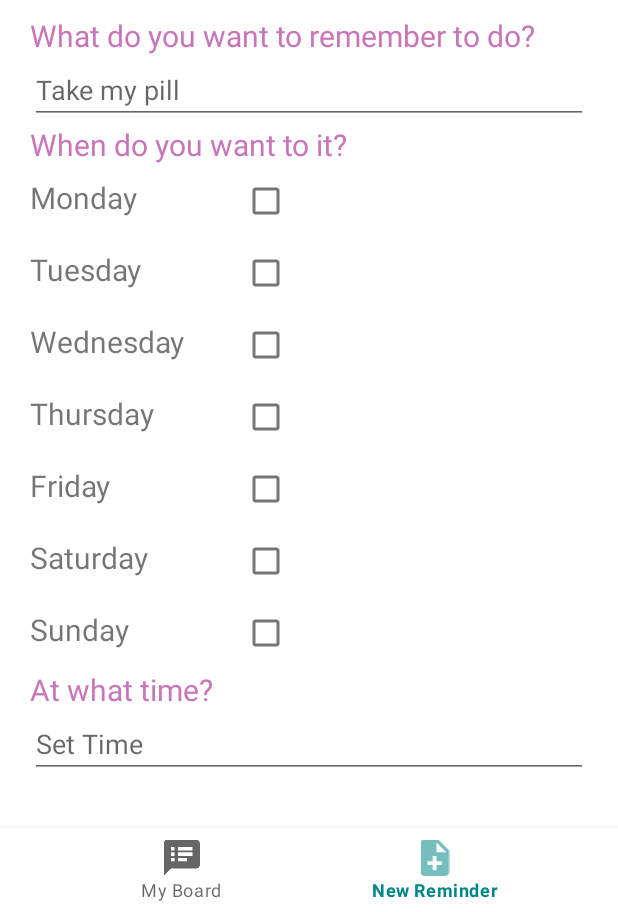
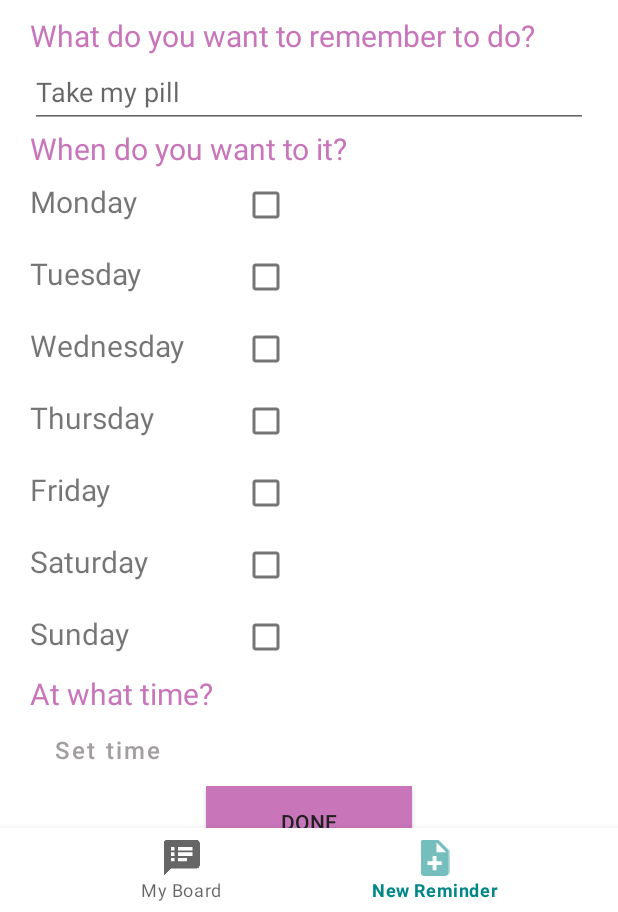
Before and after one commit to thinkaboutj/Practica8_Digimind_JM, an Android app: the screen it shows after launch (MainActivity), item 2 of the bottom bar chosen, on a phone screen of 412 x 824 dp, the part 324-1236 px from its top. Run offline under Robolectric (Android 15) with nearby library versions, the phone set to English and light mode, and no system bars; our stand-ins replace navigation-ui.

Commit message:
a ver si ya funciona esto 2

```diff
--- a/app/src/main/java/medina/jesus/mydigimind/MainActivity.kt
+++ b/app/src/main/java/medina/jesus/mydigimind/MainActivity.kt
@@ -10,7 +10,6 @@ import androidx.navigation.ui.setupWithNavController
 import medina.jesus.mydigimind.databinding.ActivityMainBinding
 
 class MainActivity : AppCompatActivity() {
-
     private lateinit var binding: ActivityMainBinding
 
     override fun onCreate(savedInstanceState: Bundle?) {
--- a/app/src/main/java/medina/jesus/mydigimind/Recordatorio.kt
+++ b/app/src/main/java/medina/jesus/mydigimind/Recordatorio.kt
@@ -2,6 +2,6 @@ package medina.jesus.mydigimind
 
 import java.io.Serializable
 
-data class Recordatorio (var dias: String,
-                         var tiempo: String,
-                         var nombre: String) : Serializable
+data class Recordatorio (var nombre: String,
+                         var dias: ArrayList<String>,
+                         var tiempo: String) : Serializable
--- a/app/src/main/java/medina/jesus/mydigimind/ui/dashboard/DashboardFragment.kt
+++ b/app/src/main/java/medina/jesus/mydigimind/ui/dashboard/DashboardFragment.kt
@@ -1,20 +1,31 @@
 package medina.jesus.mydigimind.ui.dashboard
 
+import android.annotation.SuppressLint
+import android.app.TimePickerDialog
 import android.os.Bundle
 import android.view.LayoutInflater
 import android.view.View
 import android.view.ViewGroup
+import android.widget.Button
+import android.widget.CheckBox
+import android.widget.EditText
 import android.widget.TextView
+import android.widget.Toast
 import androidx.fragment.app.Fragment
 import androidx.lifecycle.Observer
 import androidx.lifecycle.ViewModelProvider
 import medina.jesus.mydigimind.R
-import medina.jesus.mydigimind.databinding.FragmentDashboardBinding
+import medina.jesus.mydigimind.Recordatorio
+import medina.jesus.mydigimind.ui.home.HomeFragment
+import java.text.SimpleDateFormat
+import java.util.Calendar
+
 
 class DashboardFragment : Fragment() {
 
     private lateinit var dashboardViewModel: DashboardViewModel
 
+    @SuppressLint("MissingInflatedId")
     override fun onCreateView(
         inflater: LayoutInflater,
         container: ViewGroup?,
@@ -24,10 +35,57 @@ class DashboardFragment : Fragment() {
             ViewModelProvider(owner = this).get(DashboardViewModel::class.java)
         val root = inflater.inflate(R.layout.fragment_dashboard, container,false)
 
-        dashboardViewModel.text.observe(viewLifecycleOwner, Observer {
+        val btn_time: Button = root.findViewById(R.id.btn_time)
 
+        btn_time.setOnClickListener{
+            val cal = Calendar.getInstance()
+            val timeSetListener = TimePickerDialog.OnTimeSetListener{ timePicker, hour, minute ->
+                cal.set(Calendar.HOUR_OF_DAY, hour)
+                cal.set(Calendar.MINUTE, minute)
 
-        })
+                btn_time.text = SimpleDateFormat("HH:mm").format(cal.time)
+            }
+            TimePickerDialog(root.context, timeSetListener, cal.get(Calendar.HOUR_OF_DAY),
+                cal.get(Calendar.MINUTE), true).show()
+
+        }
+
+        val btn_save = root.findViewById(R.id.btn_save) as Button
+        val et_titulo = root.findViewById(R.id.etTitulo) as EditText
+        val checkMonday = root.findViewById(R.id.checkboxMonday) as CheckBox
+        val checkTuesday = root.findViewById(R.id.checkboxTuesday) as CheckBox
+        val checkWednesday = root.findViewById(R.id.checkboxWednesday) as CheckBox
+        val checkThursday = root.findViewById(R.id.checkboxThursday) as CheckBox
+        val checkFriday = root.findViewById(R.id.checkboxFriday) as CheckBox
+        val checkSaturday = root.findViewById(R.id.checkboxSaturday) as CheckBox
+        val checkSunday = root.findViewById(R.id.checkboxSunday) as CheckBox
+
+        btn_save.setOnClickListener{
+
+            var titulo = et_titulo.text.toString()
+            var tiempo = btn_time.text.toString()
+            var dias = ArrayList<String>()
+
+            if(checkMonday.isChecked)
+                dias.add("Monday")
+            if(checkTuesday.isChecked)
+                dias.add("Tuesday")
+            if(checkWednesday.isChecked)
+                dias.add("Wednesday")
+            if(checkThursday.isChecked)
+                dias.add("Thursday")
+            if(checkFriday.isChecked)
+                dias.add("Friday")
+            if(checkSaturday.isChecked)
+                dias.add("Saturday")
+            if(checkSunday.isChecked)
+                dias.add("Sunday")
+
+            var tarea = Recordatorio(titulo,dias,tiempo)
+
+            HomeFragment.listaRecordatorios.add(tarea)
+            Toast.makeText(root.context, "Nueva tarea añadida",Toast.LENGTH_SHORT).show()
+        }
 
         return root
     }
--- a/app/src/main/java/medina/jesus/mydigimind/ui/home/HomeFragment.kt
+++ b/app/src/main/java/medina/jesus/mydigimind/ui/home/HomeFragment.kt
@@ -17,10 +17,15 @@ import medina.jesus.mydigimind.databinding.FragmentHomeBinding
 
 class HomeFragment : Fragment() {
 
-    private lateinit var gridView: GridView
-    private lateinit var adapter: GridViewAdapter
-    private val listaRecordatorios = mutableListOf<Recordatorio>()
-    private var inicializada = false
+    private var adapter: GridViewAdapter? = null
+
+
+
+    companion object{
+        val listaRecordatorios = ArrayList<Recordatorio>()
+        var first = true
+    }
+
 
     @SuppressLint("MissingInflatedId")
     override fun onCreateView(
@@ -28,19 +33,11 @@ class HomeFragment : Fragment() {
         savedInstanceState: Bundle?
     ): View {
         val root = inflater.inflate(R.layout.fragment_home, container, false)
-        gridView = root.findViewById(R.id.gridViewRecordatorios)
+        val gridView: GridView = root.findViewById(R.id.gridViewRecordatorios)
 
-        if (!inicializada) {
-            listaRecordatorios.add(Recordatorio("Practice", "Everyday", "17:00"))
-            listaRecordatorios.add(Recordatorio("Practice", "Everyday", "17:00"))
-            listaRecordatorios.add(Recordatorio("Practice", "Everyday", "17:00"))
-            listaRecordatorios.add(Recordatorio("Practice", "Everyday", "17:00"))
-            listaRecordatorios.add(Recordatorio("Practice", "Everyday", "17:00"))
-            listaRecordatorios.add(Recordatorio("Practice", "Everyday", "17:00"))
-            listaRecordatorios.add(Recordatorio("Practice", "Everyday", "17:00"))
-            listaRecordatorios.add(Recordatorio("Practice", "Everyday", "17:00"))
-            listaRecordatorios.add(Recordatorio("Practice", "Everyday", "17:00"))
-            inicializada = true
+        if (first){
+            filltareas()
+            first = false
         }
 
         adapter = GridViewAdapter(requireContext(), listaRecordatorios)
@@ -49,33 +46,51 @@ class HomeFragment : Fragment() {
         return root
     }
 
+    fun filltareas(){
+        listaRecordatorios.add(Recordatorio("Practice 1", arrayListOf("Tuesday"), "17:30"))
+        listaRecordatorios.add(Recordatorio("Practice 2", arrayListOf("Monday", "Sunday"), "17:40"))
+        listaRecordatorios.add(Recordatorio("Practice 3", arrayListOf("Wednesday"), "14:00"))
+        listaRecordatorios.add(Recordatorio("Practice 4", arrayListOf("Saturday"), "11:00"))
+        listaRecordatorios.add(Recordatorio("Practice 5", arrayListOf("Friday"), "13:00"))
+        listaRecordatorios.add(Recordatorio("Practice 6", arrayListOf("Thursday"), "10:40"))
+        listaRecordatorios.add(Recordatorio("Practice 7", arrayListOf("Monday"), "12:00"))
 
-    private class GridViewAdapter(private val context: Context, private val listaRecordatorios: List<Recordatorio>) : BaseAdapter() {
+    }
 
-        override fun getCount(): Int{
-            return listaRecordatorios.size
+    private class GridViewAdapter() : BaseAdapter() {
+        var listaTareas = ArrayList<Recordatorio>()
+        var context: Context? = null
+
+        constructor(contexto: Context, tareas: ArrayList<Recordatorio>) : this() {
+            this.context = contexto
+            this.listaTareas = tareas
         }
 
-        override fun getItem(position: Int): Any {
-            return listaRecordatorios[position]
+
+        override fun getCount(): Int {
+            return listaTareas.size
         }
 
-        override fun getItemId(position: Int): Long {
-            return position.toLong()
+        override fun getItem(p0: Int): Any {
+            return listaTareas[p0]
         }
 
-        override fun getView(position: Int, convertView: View?, parent: ViewGroup): View {
-            val recordatorio = listaRecordatorios[position]
-            val inflater = LayoutInflater.from(context)
-            val vista = convertView ?: inflater.inflate(R.layout.recordatorio, parent, false)
+        override fun getItemId(p0: Int): Long {
+            return p0.toLong()
+        }
 
-            val txtNombre: TextView = vista.findViewById(R.id.txtNombreRecordatorio)
-            val txtDias: TextView = vista.findViewById(R.id.txtDiasRecordatorio)
-            val txtTiempo: TextView = vista.findViewById(R.id.txtTiempoRecordatorio)
+        override fun getView(p0: Int, p1: View?, p2: ViewGroup?): View {
+            var tarea = listaTareas[p0]
+            var inflador = LayoutInflater.from(this.context)
+            var vista = inflador.inflate(R.layout.recordatorio, null)
 
-            txtNombre.text = recordatorio.nombre
-            txtDias.text = recordatorio.dias
-            txtTiempo.text = recordatorio.tiempo
+            val nombre: TextView = vista.findViewById(R.id.tvNombreRecordatorio)
+            val tiempo: TextView = vista.findViewById(R.id.tvTiempoRecordatorio)
+            val dias: TextView = vista.findViewById(R.id.tvDiasRecordatorio)
+
+            nombre.setText(tarea.nombre)
+            tiempo.setText(tarea.tiempo)
+            dias.setText(tarea.dias.toString())
 
             return vista
         }
--- a/app/src/main/res/layout/fragment_dashboard.xml
+++ b/app/src/main/res/layout/fragment_dashboard.xml
@@ -7,6 +7,15 @@
     android:orientation="vertical"
     android:paddingHorizontal="20dp"
     tools:context=".ui.dashboard.DashboardFragment">
+
+    <ScrollView
+        android:layout_width="match_parent"
+        android:layout_height="match_parent">
+
+        <LinearLayout
+            android:layout_width="match_parent"
+            android:orientation="vertical"
+            android:layout_height="match_parent">
 
             <ImageView
                 android:layout_width="match_parent"
@@ -22,10 +31,12 @@
                 android:text="@string/what_do_you_want_to_remember_to_do"/>
 
             <EditText
+                android:id="@+id/etTitulo"
                 android:layout_width="match_parent"
                 android:layout_height="wrap_content"
                 android:hint="@string/take_my_pill"
-        android:inputType="text"/>
+                android:inputType="text"
+                android:minHeight="48dp" />
 
             <TextView
                 android:layout_width="match_parent"
@@ -46,6 +57,7 @@
                         android:textSize="20sp"/>
 
                     <CheckBox
+                        android:id="@+id/checkboxMonday"
                         android:layout_width="wrap_content"
                         android:layout_marginStart="30dp"
                         android:layout_height="wrap_content"/>
@@ -59,6 +71,7 @@
                         android:textSize="20sp"/>
 
                     <CheckBox
+                        android:id="@+id/checkboxTuesday"
                         android:layout_width="wrap_content"
                         android:layout_marginStart="30dp"
                         android:layout_height="wrap_content"/>
@@ -72,6 +85,7 @@
                         android:textSize="20sp"/>
 
                     <CheckBox
+                        android:id="@+id/checkboxWednesday"
                         android:layout_width="wrap_content"
                         android:layout_marginStart="30dp"
                         android:layout_height="wrap_content"/>
@@ -85,6 +99,7 @@
                         android:textSize="20sp"/>
 
                     <CheckBox
+                        android:id="@+id/checkboxThursday"
                         android:layout_width="wrap_content"
                         android:layout_marginStart="30dp"
                         android:layout_height="wrap_content"/>
@@ -98,6 +113,7 @@
                         android:textSize="20sp"/>
 
                     <CheckBox
+                        android:id="@+id/checkboxFriday"
                         android:layout_width="wrap_content"
                         android:layout_marginStart="30dp"
                         android:layout_height="wrap_content"/>
@@ -111,6 +127,7 @@
                         android:textSize="20sp"/>
 
                     <CheckBox
+                        android:id="@+id/checkboxSaturday"
                         android:layout_width="wrap_content"
                         android:layout_marginStart="30dp"
                         android:layout_height="wrap_content"/>
@@ -124,6 +141,7 @@
                         android:textSize="20sp"/>
 
                     <CheckBox
+                        android:id="@+id/checkboxSunday"
                         android:layout_width="wrap_content"
                         android:layout_marginStart="30dp"
                         android:layout_height="wrap_content"/>
@@ -138,9 +156,29 @@
                 android:textSize="20sp"
                 android:textColor="@color/colorAccent"/>
 
-    <EditText
-        android:layout_width="match_parent"
+            <Button
+                android:id="@+id/btn_time"
+                android:layout_width="wrap_content"
                 android:layout_height="wrap_content"
-        android:hint="@string/set_time"
-        android:inputType="text" />
+                android:text="Set time"
+                android:textAllCaps="false"
+                android:textSize="16sp"
+                android:textColor="@color/gray"
+                android:background="?android:attr/selectableItemBackground"/>
+
+
+            <androidx.appcompat.widget.AppCompatButton
+                android:id="@+id/btn_save"
+                android:layout_width="wrap_content"
+                android:layout_height="wrap_content"
+                android:layout_gravity="center"
+                android:background="@color/colorAccent"
+                android:paddingHorizontal="50dp"
+                android:text="DONE"
+                android:textColor="#212121" />
+
         </LinearLayout>
+
+    </ScrollView>
+
+</LinearLayout>
--- a/app/src/main/res/values/colors.xml
+++ b/app/src/main/res/values/colors.xml
@@ -7,10 +7,12 @@
     <color name="teal_700">#FF018786</color>
     <color name="black">#FF000000</color>
     <color name="white">#FFFFFFFF</color>
+    <color name="blue">#1231DF</color>
 
     <!-- Colores -->
     <color name="colorPrimary">#00ACAC</color>
+    <color name="colorPrimaryLight">#D21BBABA</color>
     <color name="colorPrimaryDark">#018787</color>
     <color name="colorAccent">#C875BA</color>
-    <color name="Gray">#A39F9F</color>
+    <color name="gray">#A39F9F</color>
 </resources>
```
Also changed, not shown: app/src/main/res/layout/fragment_home.xml (+2 -8 lines), app/src/main/res/layout/recordatorio.xml (+33 -27 lines). Lines whose indentation alone changed are shown as unchanged.
